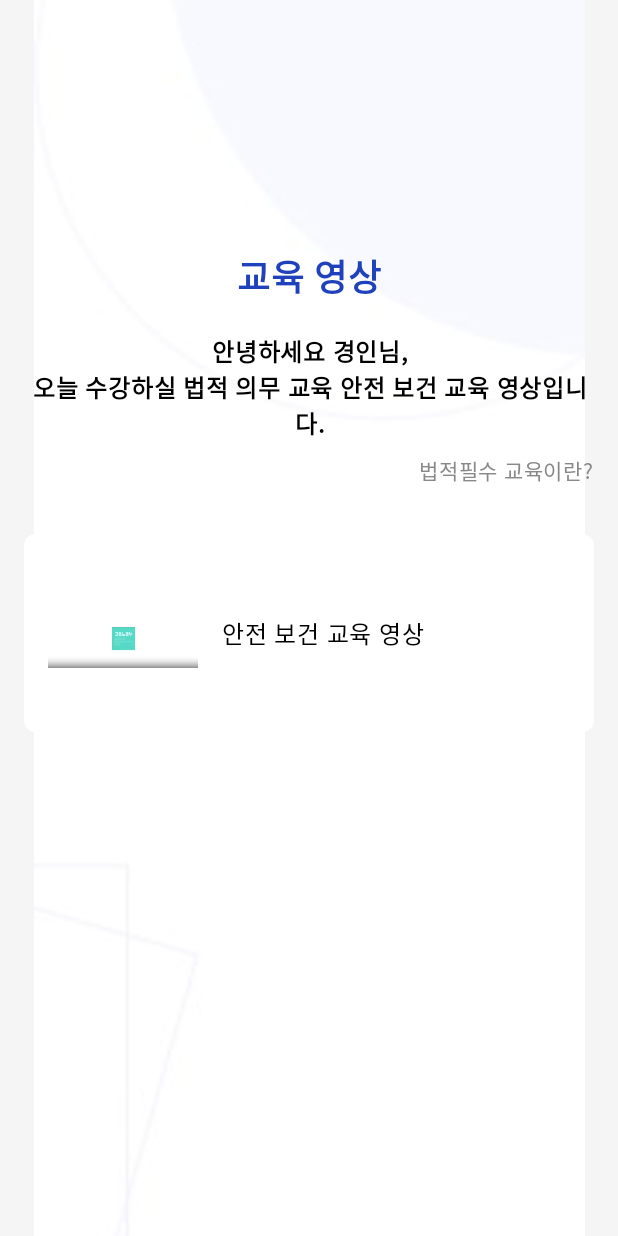
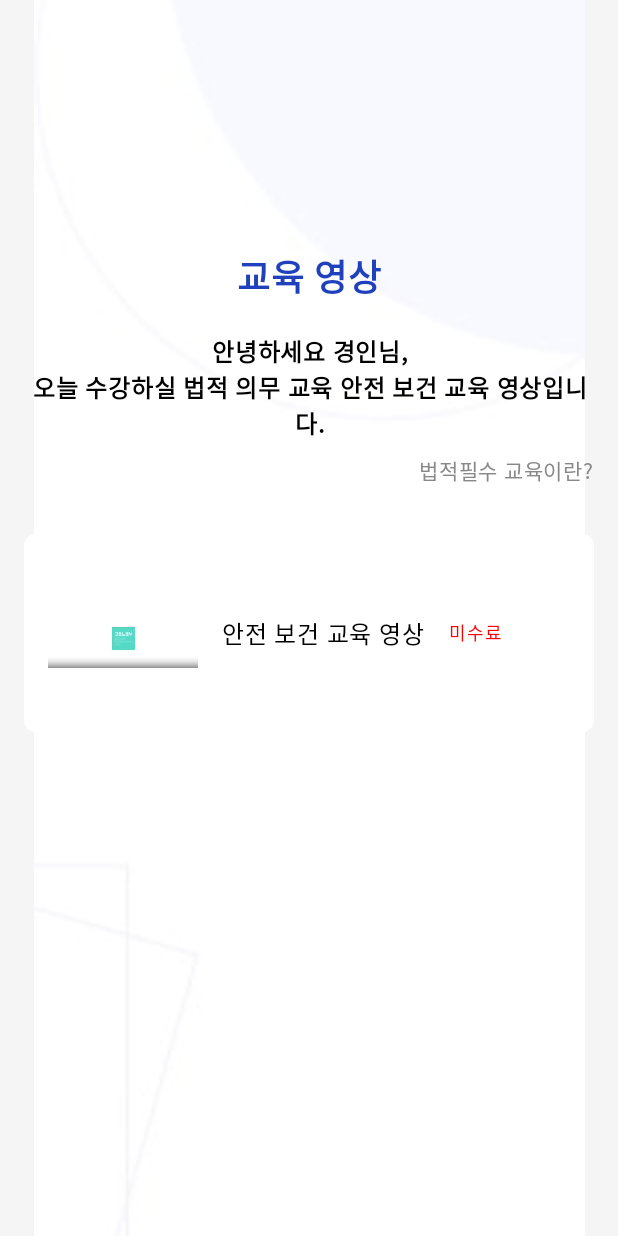
Before and after one commit to bum2gorae/FocusLearn, an Android app built with Jetpack Compose: the EducationVideoScreen screen opened directly, with no data from a screen before it, after a tap on "안전 보건 교육 영상", on a phone screen of 412 x 824 dp. Run offline under Robolectric (Android 15) with nearby library versions, the phone set to English and light mode, and no system bars.

Commit message:
Update sharedPreferences with certificationStatus

```diff
--- a/app/src/main/java/com/example/focuslearn/EducationVideoActivity.kt
+++ b/app/src/main/java/com/example/focuslearn/EducationVideoActivity.kt
@@ -1,5 +1,6 @@
 package com.example.focuslearn
 
+import android.content.Context
 import android.content.Intent
 import android.os.Bundle
 import android.util.Log
@@ -44,9 +45,11 @@ class EducationVideoScreen : ComponentActivity() {
     }
 }
 
-@OptIn(ExperimentalMaterial3Api::class)
 @Composable
 fun EducationVideoScreenContent() {
+    val context = LocalContext.current
+    val sharedPreferences = context.getSharedPreferences("FocusLearnPreference", Context.MODE_PRIVATE)
+    val certificationStatus = sharedPreferences.getString("certificationStatus", "미수료") ?: "미수료"
     var showDialog by remember { mutableStateOf(false) }
 
     if (showDialog) {
@@ -119,27 +122,27 @@ fun EducationVideoScreenContent() {
             Column(
                 modifier = Modifier.fillMaxWidth()
             ) {
-                val context = LocalContext.current
                 VideoListItem(
                     title = "안전 보건 교육 영상",
                     imageRes = R.drawable.thumbnail_1,
+                    certificationStatus = certificationStatus,
                     onClick = {
                         OkHttpClientInstance.deleteData { response, exception ->
                             if (exception != null) {
                                 // 요청 실패 처리
-                                Log.d("test","1")
+                                Log.d("test", "1")
                                 exception.printStackTrace()
                             } else if (response != null && response.isSuccessful) {
                                 // DELETE 요청이 성공하면 VideoActivity로 이동
-                                Log.d("test","2")
+                                Log.d("test", "2")
                                 val intent = Intent(context, PreVideoScreen::class.java)
                                 context.startActivity(intent)
                             } else {
-                                Log.d("test","3")
+                                Log.d("test", "3")
                                 // 요청 실패 처리
                             }
                         }
-                    }
+                    },
                 )
 //                Spacer(modifier = Modifier.height(16.dp))
 //                VideoListItem(
@@ -156,13 +159,15 @@ fun EducationVideoScreenContent() {
 }
 
 @Composable
-fun VideoListItem(title: String, imageRes: Int, onClick: () -> Unit) {
+fun VideoListItem(title: String, imageRes: Int, certificationStatus: String, onClick: () -> Unit) {
+    val isButtonEnabled = certificationStatus != "수료"
+
     Row(
         modifier = Modifier
             .fillMaxWidth()
             .background(Color.White, RoundedCornerShape(8.dp))
             .padding(16.dp)
-            .clickable(onClick = onClick)
+            .clickable(onClick = onClick, enabled = isButtonEnabled)
     ) {
         Image(
             painter = painterResource(id = imageRes),
@@ -178,6 +183,17 @@ fun VideoListItem(title: String, imageRes: Int, onClick: () -> Unit) {
             color = Color.Black,
             modifier = Modifier.align(Alignment.CenterVertically)
         )
+        Spacer(modifier = Modifier.width(16.dp))
+        Text(
+            text = certificationStatus,
+            fontSize = 12.sp,
+            color = when (certificationStatus) {
+                "수료" -> Color(0xFF1F41BB) // Blue color for "수료"
+                "미수료" -> Color.Red // Red color for "미수료"
+                else -> Color.Black // Default color
+            },
+            modifier = Modifier.align(Alignment.CenterVertically)
+        )
     }
 }
 
@@ -186,16 +202,22 @@ object OkHttpClientInstance {
 
     fun deleteData(callback: (Response?, IOException?) -> Unit) {
         val request = Request.Builder()
-            .url("http://192.168.0.101:3700/test") // Flask 서버 주소와 포트로 변경
+            .url("http://192.168.45.197:8080/test") // Flask 서버 주소와 포트로 변경
             .delete()
             .build()
 
         client.newCall(request).enqueue(object : okhttp3.Callback {
             override fun onFailure(call: okhttp3.Call, e: IOException) {
+                Log.e("OkHttpClientInstance", "DELETE request failed", e)
                 callback(null, e)
             }
 
             override fun onResponse(call: okhttp3.Call, response: Response) {
+                if (response.isSuccessful) {
+                    Log.d("OkHttpClientInstance", "DELETE request successful")
+                } else {
+                    Log.e("OkHttpClientInstance", "DELETE request failed: ${response.code}")
+                }
                 callback(response, null)
             }
         })
```
